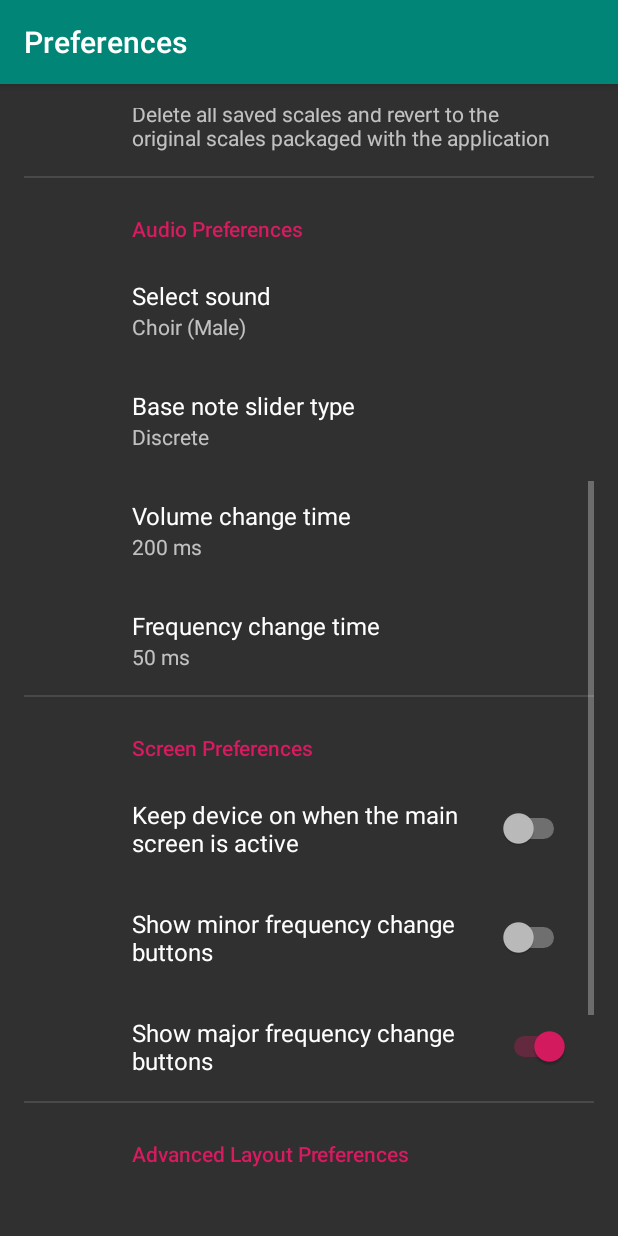
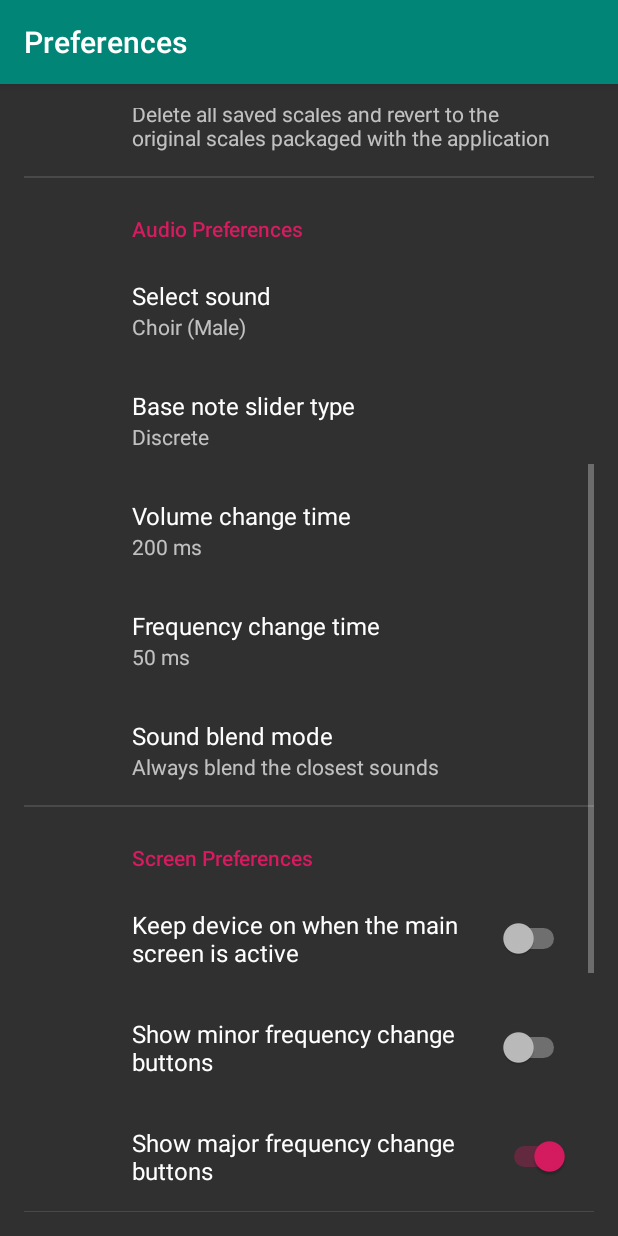
Before and after one commit to sseidel16/ByzantineIson, an Android app: the AppSettings screen opened directly, with no data from a screen before it, scrolled down 514 dp, on a phone screen of 412 x 824 dp. Run offline under Robolectric (Android 15) with nearby library versions, the phone set to English and light mode, and no system bars; our stand-ins replace androidx.preference; 2 statements that could not run were skipped.

Commit message:
3 blending modes added; preference added to switch between them as needed; default to always blend

```diff
--- a/app/src/main/java/com/coderss/ison/IsonActivity.java
+++ b/app/src/main/java/com/coderss/ison/IsonActivity.java
@@ -113,7 +113,8 @@ public class IsonActivity extends AppCompatActivity {
         // send preferences to player
         float frequencyChangeTime = preferences.getFrequencyChangeTime();
         float volumeChangeTime = preferences.getVolumeChangeTime();
-        player.setPreferences(frequencyChangeTime, volumeChangeTime);
+        int blendMode = preferences.getBlendMode();
+        player.setPreferences(frequencyChangeTime, volumeChangeTime, blendMode);
 
         setScale(0); //set the current scale to Diatonic (index 0)
         //the setScale method is defined below
--- a/app/src/main/java/com/coderss/ison/utility/Player.java
+++ b/app/src/main/java/com/coderss/ison/utility/Player.java
@@ -8,6 +8,11 @@ import android.os.Build;
 import java.util.concurrent.atomic.AtomicReference;
 
 public class Player {
+
+    // CAUTION! These blend mode constants must match those in native code (synthesizer.cc)
+    public static final int BLEND_ALWAYS      = 1;
+    public static final int BLEND_TRANSITION  = 2;
+    public static final int BLEND_NEVER       = 3;
 
     private static final int NUM_BUFFERS = 2;
 
@@ -23,9 +28,7 @@ public class Player {
     private static native void native_setFrequency(float frequency);
     private static native void native_setVolume(float volume);
     private static native void native_setSounds(short[][] soundDataArray, float[] frequencyArray);
-    private static native void native_setPlayerPreferences(
-            float frequencyChangeTime,
-            float volumeChangeTime);
+    private static native void native_setPlayerPreferences(float frequencyChangeTime, float volumeChangeTime, int blendMode);
 
     private static native void native_setWorkCycles(int workCycles);
     private static native void native_setLoadStabilizationEnabled(boolean isEnabled);
@@ -97,10 +100,12 @@ public class Player {
         System.out.println("Native_setVolume out");
     }
 
-    public void setPreferences(float frequencyChangeTime, float volumeChangeTime) {
-        native_setPlayerPreferences(
-                frequencyChangeTime,
-                volumeChangeTime);
+    public void setPreferences(float frequencyChangeTime, float volumeChangeTime, int blendMode) {
+        if (blendMode != BLEND_ALWAYS && blendMode != BLEND_TRANSITION && blendMode != BLEND_NEVER) {
+            blendMode = BLEND_ALWAYS;
+        }
+
+        native_setPlayerPreferences(frequencyChangeTime, volumeChangeTime, blendMode);
     }
 
     public void changeFreq(float frequency) {
--- a/app/src/main/res/values/preferences.xml
+++ b/app/src/main/res/values/preferences.xml
@@ -98,6 +98,17 @@
         <item>1.000</item>
         <item>1.500</item>
         <item>2.000</item>
+    </string-array>
+
+    <string-array name="prefBlendModeEntries">
+        <item>Always blend the closest sounds</item>
+        <item>Blend sounds only when transitioning</item>
+        <item>Never blend (switch to best sound instantly)</item>
+    </string-array>
+    <string-array name="prefBlendModeEntryValues">
+        <item>always</item>
+        <item>transition</item>
+        <item>never</item>
     </string-array>
 
     <string-array name="prefThemeEntries">
@@ -225,6 +236,8 @@
     <string name="keyVolumeChangeTimeDefault">0.200</string>
     <string name="keyFrequencyChangeTimeTitle">Frequency change time</string>
     <string name="keyFrequencyChangeTimeDefault">0.050</string>
+    <string name="keyBlendModeTitle">Sound blend mode</string>
+    <string name="keyBlendModeDefault">always</string>
     <string name="keyHorizontalDirectionTitle">Horizontal direction</string>
     <string name="keyHorizontalDirectionDefault">l2r</string>
     <string name="keyVerticalDirectionTitle">Vertical direction</string>
--- a/app/src/main/res/xml/preferences.xml
+++ b/app/src/main/res/xml/preferences.xml
@@ -90,6 +90,14 @@
             android:summary="%s"
             android:defaultValue="@string/keyFrequencyChangeTimeDefault"/>
 
+        <ListPreference
+            android:entries="@array/prefBlendModeEntries"
+            android:entryValues="@array/prefBlendModeEntryValues"
+            android:key="keyBlendMode"
+            android:title="@string/keyBlendModeTitle"
+            android:summary="%s"
+            android:defaultValue="@string/keyBlendModeDefault"/>
+
     </PreferenceCategory>
 
     <PreferenceCategory android:title="Screen Preferences">
```
Also changed, not shown: app/src/main/java/com/coderss/ison/utility/Preferences.java (+15 -0 lines), 3 other files.
